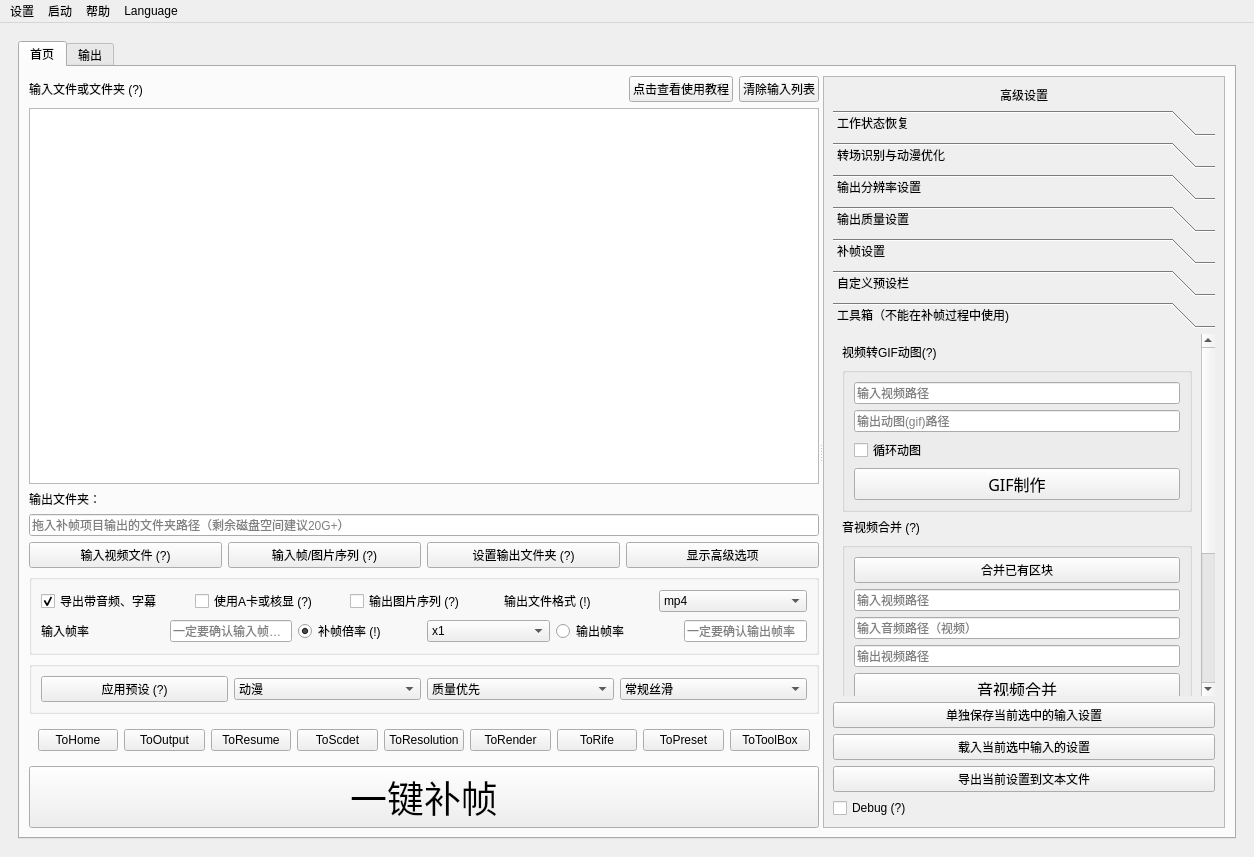
First picture: the form in Utils/SVFI_UI.ui, repository 100wman/RIFE_GUI, before the edit.
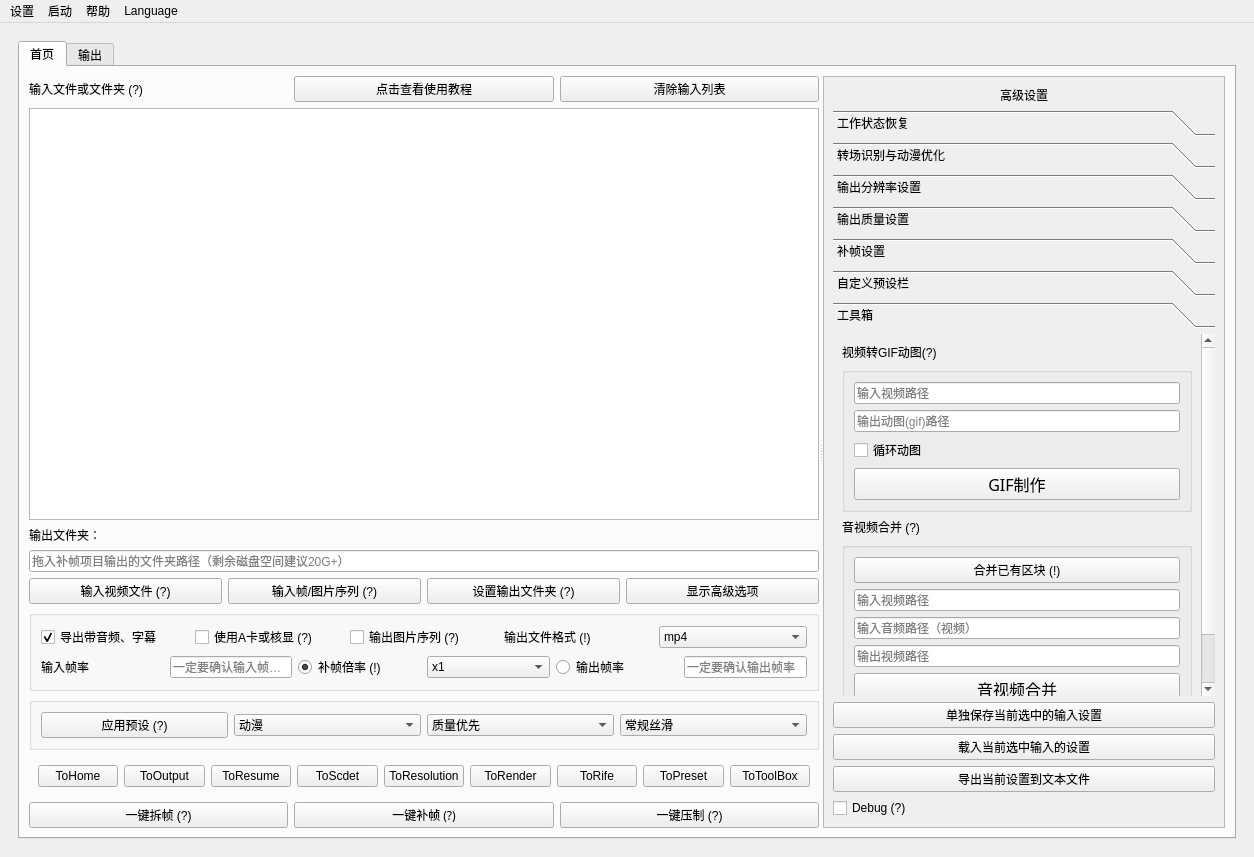
Second picture: the form after the edit. The open tabs and pages were chosen to show the change. Custom widgets are drawn as their Qt base class.

Commit message: SVFI 3.7.4-beta #3-#4     Update Log     - Update Chinese Documentation     - Update Code Structure (File - Class Distribution)     - Update UI ico, from ico8     - Add SVT Encode Module

Patch:
```diff
--- a/Utils/SVFI_UI.ui
+++ b/Utils/SVFI_UI.ui
@@ -77,7 +77,84 @@
              </property>
              <widget class="QWidget" name="InputArea" native="true">
               <layout class="QGridLayout" name="gridLayout">
-               <item row="3" column="0">
+               <item row="0" column="0">
+                <layout class="QHBoxLayout" name="horizontalLayout_7">
+                 <item>
+                  <widget class="QLabel" name="InputLabel">
+                   <property name="sizePolicy">
+                    <sizepolicy hsizetype="Preferred" vsizetype="Fixed">
+                     <horstretch>0</horstretch>
+                     <verstretch>0</verstretch>
+                    </sizepolicy>
+                   </property>
+                   <property name="toolTip">
+                    <string>&lt;html&gt;&lt;head/&gt;&lt;body&gt;&lt;p&gt;条目勾亮说明设置已保存&lt;/p&gt;&lt;p&gt;点击条目以保存设置&lt;span style=&quot; font-weight:600;&quot;&gt;（无需点勾）&lt;/span&gt;&lt;/p&gt;&lt;p&gt;&lt;span style=&quot; font-weight:600;&quot;&gt;内测/专业版支持任务队列&lt;/span&gt;&lt;/p&gt;&lt;/body&gt;&lt;/html&gt;</string>
+                   </property>
+                   <property name="text">
+                    <string>输入文件或文件夹 (?)</string>
+                   </property>
+                  </widget>
+                 </item>
+                 <item>
+                  <widget class="QPushButton" name="tutorialLinkButton">
+                   <property name="text">
+                    <string>点击查看使用教程</string>
+                   </property>
+                  </widget>
+                 </item>
+                 <item>
+                  <widget class="QPushButton" name="ClearInputButton">
+                   <property name="sizePolicy">
+                    <sizepolicy hsizetype="Preferred" vsizetype="Fixed">
+                     <horstretch>0</horstretch>
+                     <verstretch>0</verstretch>
+                    </sizepolicy>
+                   </property>
+                   <property name="text">
+                    <string>清除输入列表</string>
+                   </property>
+                  </widget>
+                 </item>
+                </layout>
+               </item>
+               <item row="1" column="0">
+                <widget class="MyListWidget" name="InputFileName">
+                 <property name="sizePolicy">
+                  <sizepolicy hsizetype="Preferred" vsizetype="Expanding">
+                   <horstretch>0</horstretch>
+                   <verstretch>0</verstretch>
+                  </sizepolicy>
+                 </property>
+                 <property name="toolTip">
+                  <string>&lt;html&gt;&lt;head/&gt;&lt;body&gt;&lt;p&gt;&lt;span style=&quot; font-weight:600;&quot;&gt;“-”&lt;/span&gt;号为删除当前任务条目（Remove）&lt;/p&gt;&lt;p&gt;&lt;span style=&quot; font-weight:600;&quot;&gt;“+”&lt;/span&gt;号为以当前任务条目为基础复制生成相同任务（Duplicate）&lt;/p&gt;&lt;/body&gt;&lt;/html&gt;</string>
+                 </property>
+                 <property name="midLineWidth">
+                  <number>-6</number>
+                 </property>
+                 <property name="sizeAdjustPolicy">
+                  <enum>QAbstractScrollArea::AdjustIgnored</enum>
+                 </property>
+                 <property name="tabKeyNavigation">
+                  <bool>true</bool>
+                 </property>
+                 <property name="dragEnabled">
+                  <bool>true</bool>
+                 </property>
+                 <property name="dragDropOverwriteMode">
+                  <bool>true</bool>
+                 </property>
+                 <property name="dragDropMode">
+                  <enum>QAbstractItemView::DragDrop</enum>
+                 </property>
+                 <property name="alternatingRowColors">
+                  <bool>false</bool>
+                 </property>
+                 <property name="viewMode">
+                  <enum>QListView::ListMode</enum>
+                 </property>
+                </widget>
+               </item>
+               <item row="2" column="0">
                 <widget class="QLabel" name="OutputLabel">
                  <property name="sizePolicy">
                   <sizepolicy hsizetype="Preferred" vsizetype="Fixed">
@@ -90,26 +167,82 @@
                  </property>
                 </widget>
                </item>
-               <item row="12" column="0">
-                <widget class="QPushButton" name="AllInOne">
+               <item row="3" column="0">
+                <widget class="MyLineWidget" name="OutputFolder">
                  <property name="sizePolicy">
-                  <sizepolicy hsizetype="Minimum" vsizetype="Fixed">
+                  <sizepolicy hsizetype="Expanding" vsizetype="Fixed">
                    <horstretch>0</horstretch>
                    <verstretch>0</verstretch>
                   </sizepolicy>
                  </property>
-                 <property name="font">
-                  <font>
-                   <family>Abril Fatface</family>
-                   <pointsize>28</pointsize>
-                  </font>
+                 <property name="dragEnabled">
+                  <bool>true</bool>
                  </property>
-                 <property name="text">
-                  <string>一键补帧</string>
+                 <property name="placeholderText">
+                  <string>拖入补帧项目输出的文件夹路径（剩余磁盘空间建议20G+）</string>
                  </property>
                 </widget>
                </item>
-               <item row="9" column="0">
+               <item row="4" column="0">
+                <layout class="QHBoxLayout" name="horizontalLayout_12">
+                 <item>
+                  <widget class="QPushButton" name="InputButton">
+                   <property name="sizePolicy">
+                    <sizepolicy hsizetype="Minimum" vsizetype="Fixed">
+                     <horstretch>0</horstretch>
+                     <verstretch>0</verstretch>
+                    </sizepolicy>
+                   </property>
+                   <property name="toolTip">
+                    <string>&lt;html&gt;&lt;head/&gt;&lt;body&gt;&lt;p&gt;（专业版支持批处理）&lt;/p&gt;&lt;/body&gt;&lt;/html&gt;</string>
+                   </property>
+                   <property name="text">
+                    <string>输入视频文件 (?)</string>
+                   </property>
+                  </widget>
+                 </item>
+                 <item>
+                  <widget class="QPushButton" name="InputDirButton">
+                   <property name="sizePolicy">
+                    <sizepolicy hsizetype="Minimum" vsizetype="Fixed">
+                     <horstretch>0</horstretch>
+                     <verstretch>0</verstretch>
+                    </sizepolicy>
+                   </property>
+                   <property name="toolTip">
+                    <string>&lt;html&gt;&lt;head/&gt;&lt;body&gt;&lt;p&gt;&lt;span style=&quot; font-weight:600;&quot;&gt;不支持交错或带有透明通道的图片&lt;/span&gt;&lt;/p&gt;&lt;p&gt;如要求输入有序，文件命名&lt;span style=&quot; font-weight:600;&quot;&gt;应等长&lt;/span&gt;，如&lt;br/&gt;input_0001.png, input_0002.png, ...&lt;/p&gt;&lt;p&gt;以下输入不保证输入有序：&lt;/p&gt;&lt;p&gt;1.png, 2.png, ..., 10.png, 11.png&lt;/p&gt;&lt;p&gt;应改为：&lt;/p&gt;&lt;p&gt;01.png, 02.png, ..., 10.png&lt;/p&gt;&lt;/body&gt;&lt;/html&gt;</string>
+                   </property>
+                   <property name="text">
+                    <string>输入帧/图片序列 (?)</string>
+                   </property>
+                  </widget>
+                 </item>
+                 <item>
+                  <widget class="QPushButton" name="OutputButton">
+                   <property name="sizePolicy">
+                    <sizepolicy hsizetype="Minimum" vsizetype="Fixed">
+                     <horstretch>0</horstretch>
+                     <verstretch>0</verstretch>
+                    </sizepolicy>
+                   </property>
+                   <property name="toolTip">
+                    <string>&lt;html&gt;&lt;head/&gt;&lt;body&gt;&lt;p&gt;当输出为图片序列，最终输出位置为指定输出文件夹&lt;span style=&quot; font-weight:600;&quot;&gt;内&lt;/span&gt;一个带有&lt;span style=&quot; font-weight:600;&quot;&gt;输入文件夹名称&lt;/span&gt;的子文件夹&lt;/p&gt;&lt;/body&gt;&lt;/html&gt;</string>
+                   </property>
+                   <property name="text">
+                    <string>设置输出文件夹 (?)</string>
+                   </property>
+                  </widget>
+                 </item>
+                 <item>
+                  <widget class="QPushButton" name="ShowAdvance">
+                   <property name="text">
+                    <string>显示高级选项</string>
+                   </property>
+                  </widget>
+                 </item>
+                </layout>
+               </item>
+               <item row="5" column="0">
                 <widget class="QGroupBox" name="groupBox">
                  <property name="title">
                   <string/>
@@ -350,153 +483,7 @@
                  </layout>
                 </widget>
                </item>
-               <item row="8" column="0">
-                <layout class="QHBoxLayout" name="horizontalLayout_12">
-                 <item>
-                  <widget class="QPushButton" name="InputButton">
-                   <property name="sizePolicy">
-                    <sizepolicy hsizetype="Minimum" vsizetype="Fixed">
-                     <horstretch>0</horstretch>
-                     <verstretch>0</verstretch>
-                    </sizepolicy>
-                   </property>
-                   <property name="toolTip">
-                    <string>&lt;html&gt;&lt;head/&gt;&lt;body&gt;&lt;p&gt;（专业版支持批处理）&lt;/p&gt;&lt;/body&gt;&lt;/html&gt;</string>
-                   </property>
-                   <property name="text">
-                    <string>输入视频文件 (?)</string>
-                   </property>
-                  </widget>
-                 </item>
-                 <item>
-                  <widget class="QPushButton" name="InputDirButton">
-                   <property name="sizePolicy">
-                    <sizepolicy hsizetype="Minimum" vsizetype="Fixed">
-                     <horstretch>0</horstretch>
-                     <verstretch>0</verstretch>
-                    </sizepolicy>
-                   </property>
-                   <property name="toolTip">
-                    <string>&lt;html&gt;&lt;head/&gt;&lt;body&gt;&lt;p&gt;&lt;span style=&quot; font-weight:600;&quot;&gt;不支持交错或带有透明通道的图片&lt;/span&gt;&lt;/p&gt;&lt;p&gt;如要求输入有序，文件命名&lt;span style=&quot; font-weight:600;&quot;&gt;应等长&lt;/span&gt;，如&lt;br/&gt;input_0001.png, input_0002.png, ...&lt;/p&gt;&lt;p&gt;以下输入不保证输入有序：&lt;/p&gt;&lt;p&gt;1.png, 2.png, ..., 10.png, 11.png&lt;/p&gt;&lt;p&gt;应改为：&lt;/p&gt;&lt;p&gt;01.png, 02.png, ..., 10.png&lt;/p&gt;&lt;/body&gt;&lt;/html&gt;</string>
-                   </property>
-                   <property name="text">
-                    <string>输入帧/图片序列 (?)</string>
-                   </property>
-                  </widget>
-                 </item>
-                 <item>
-                  <widget class="QPushButton" name="OutputButton">
-                   <property name="sizePolicy">
-                    <sizepolicy hsizetype="Minimum" vsizetype="Fixed">
-                     <horstretch>0</horstretch>
-                     <verstretch>0</verstretch>
-                    </sizepolicy>
-                   </property>
-                   <property name="toolTip">
-                    <string>&lt;html&gt;&lt;head/&gt;&lt;body&gt;&lt;p&gt;当输出为图片序列，最终输出位置为指定输出文件夹&lt;span style=&quot; font-weight:600;&quot;&gt;内&lt;/span&gt;一个带有&lt;span style=&quot; font-weight:600;&quot;&gt;输入文件夹名称&lt;/span&gt;的子文件夹&lt;/p&gt;&lt;/body&gt;&lt;/html&gt;</string>
-                   </property>
-                   <property name="text">
-                    <string>设置输出文件夹 (?)</string>
-                   </property>
-                  </widget>
-                 </item>
-                 <item>
-                  <widget class="QPushButton" name="ShowAdvance">
-                   <property name="text">
-                    <string>显示高级选项</string>
-                   </property>
-                  </widget>
-                 </item>
-                </layout>
-               </item>
-               <item row="2" column="0">
-                <widget class="MyListWidget" name="InputFileName">
-                 <property name="sizePolicy">
-                  <sizepolicy hsizetype="Preferred" vsizetype="Expanding">
-                   <horstretch>0</horstretch>
-                   <verstretch>0</verstretch>
-                  </sizepolicy>
-                 </property>
-                 <property name="toolTip">
-                  <string>&lt;html&gt;&lt;head/&gt;&lt;body&gt;&lt;p&gt;&lt;span style=&quot; font-weight:600;&quot;&gt;“-”&lt;/span&gt;号为删除当前任务条目（Remove）&lt;/p&gt;&lt;p&gt;&lt;span style=&quot; font-weight:600;&quot;&gt;“+”&lt;/span&gt;号为以当前任务条目为基础复制生成相同任务（Duplicate）&lt;/p&gt;&lt;/body&gt;&lt;/html&gt;</string>
-                 </property>
-                 <property name="midLineWidth">
-                  <number>-6</number>
-                 </property>
-                 <property name="sizeAdjustPolicy">
-                  <enum>QAbstractScrollArea::AdjustIgnored</enum>
-                 </property>
-                 <property name="tabKeyNavigation">
-                  <bool>true</bool>
-                 </property>
-                 <property name="dragEnabled">
-                  <bool>true</bool>
-                 </property>
-                 <property name="dragDropOverwriteMode">
-                  <bool>true</bool>
-                 </property>
-                 <property name="dragDropMode">
-                  <enum>QAbstractItemView::DragDrop</enum>
-                 </property>
-                 <property name="alternatingRowColors">
-                  <bool>false</bool>
-                 </property>
-                 <property name="viewMode">
-                  <enum>QListView::ListMode</enum>
-                 </property>
-                </widget>
-               </item>
-               <item row="4" column="0">
-                <widget class="MyLineWidget" name="OutputFolder">
-                 <property name="sizePolicy">
-                  <sizepolicy hsizetype="Expanding" vsizetype="Fixed">
-                   <horstretch>0</horstretch>
-                   <verstretch>0</verstretch>
-                  </sizepolicy>
-                 </property>
-                 <property name="dragEnabled">
-                  <bool>true</bool>
-                 </property>
-                 <property name="placeholderText">
-                  <string>拖入补帧项目输出的文件夹路径（剩余磁盘空间建议20G+）</string>
-                 </property>
-                </widget>
-               </item>
-               <item row="0" column="0">
-                <layout class="QHBoxLayout" name="horizontalLayout_7">
-                 <item>
-                  <widget class="QLabel" name="InputLabel">
-                   <property name="sizePolicy">
-                    <sizepolicy hsizetype="Expanding" vsizetype="Fixed">
-                     <horstretch>0</horstretch>
-                     <verstretch>0</verstretch>
-                    </sizepolicy>
-                   </property>
-                   <property name="toolTip">
-                    <string>&lt;html&gt;&lt;head/&gt;&lt;body&gt;&lt;p&gt;条目勾亮说明设置已保存&lt;/p&gt;&lt;p&gt;点击条目以保存设置&lt;span style=&quot; font-weight:600;&quot;&gt;（无需点勾）&lt;/span&gt;&lt;/p&gt;&lt;p&gt;&lt;span style=&quot; font-weight:600;&quot;&gt;内测/专业版支持任务队列&lt;/span&gt;&lt;/p&gt;&lt;/body&gt;&lt;/html&gt;</string>
-                   </property>
-                   <property name="text">
-                    <string>输入文件或文件夹 (?)</string>
-                   </property>
-                  </widget>
-                 </item>
-                 <item>
-                  <widget class="QPushButton" name="tutorialLinkButton">
-                   <property name="text">
-                    <string>点击查看使用教程</string>
-                   </property>
-                  </widget>
-                 </item>
-                 <item>
-                  <widget class="QPushButton" name="ClearInputButton">
-                   <property name="text">
-                    <string>清除输入列表</string>
-                   </property>
-                  </widget>
-                 </item>
-                </layout>
-               </item>
-               <item row="10" column="0">
+               <item row="6" column="0">
                 <widget class="QGroupBox" name="SettingsPresetGroup">
                  <property name="title">
                   <string/>
@@ -572,7 +559,7 @@
                  </layout>
                 </widget>
                </item>
-               <item row="11" column="0">
+               <item row="7" column="0">
                 <widget class="QWidget" name="ShortCutGroup" native="true">
                  <layout class="QGridLayout" name="ShortCutLayout">
                   <item row="0" column="7">
@@ -671,6 +658,49 @@
                  </layout>
                 </widget>
                </item>
+               <item row="8" column="0">
+                <layout class="QHBoxLayout" name="horizontalLayout_20">
+                 <item>
+                  <widget class="QPushButton" name="StartExtractButton">
+                   <property name="toolTip">
+                    <string>&lt;html&gt;&lt;head/&gt;&lt;body&gt;&lt;p&gt;拆帧&lt;span style=&quot; font-weight:600;&quot;&gt;选中输入&lt;/span&gt;到输出文件夹（可用于GIF拆帧）&lt;/p&gt;&lt;p&gt;请先勾选“输出图片序列”，并选择要输出的文件格式&lt;/p&gt;&lt;p&gt;&lt;span style=&quot; font-weight:600;&quot;&gt;若未勾选“输出图片序列”，输出将自动改为png图片序列&lt;/span&gt;&lt;/p&gt;&lt;/body&gt;&lt;/html&gt;</string>
+                   </property>
+                   <property name="text">
+                    <string>一键拆帧 (?)</string>
+                   </property>
+                  </widget>
+                 </item>
+                 <item>
+                  <widget class="QPushButton" name="AllInOne">
+                   <property name="sizePolicy">
+                    <sizepolicy hsizetype="Minimum" vsizetype="Fixed">
+                     <horstretch>0</horstretch>
+                     <verstretch>0</verstretch>
+                    </sizepolicy>
+                   </property>
+                   <property name="font">
+                    <font>
+                     <family>Abril Fatface</family>
+                     <pointsize>9</pointsize>
+                    </font>
+                   </property>
+                   <property name="text">
+                    <string>一键补帧 (?)</string>
+                   </property>
+                  </widget>
+                 </item>
+                 <item>
+                  <widget class="QPushButton" name="StartRenderButton">
+                   <property name="toolTip">
+                    <string>&lt;html&gt;&lt;head/&gt;&lt;body&gt;&lt;p&gt;对于专业版/内测版，设置超分选项可以对输入内容超分&lt;/p&gt;&lt;p&gt;若不开启AI超分功能，输出无超分效果。&lt;/p&gt;&lt;p&gt;压制将跳过补帧&lt;/p&gt;&lt;p&gt;&lt;span style=&quot; font-weight:600;&quot;&gt;特别注意：&lt;/span&gt;输出帧率为左栏“输入帧率”设置的数值&lt;/p&gt;&lt;/body&gt;&lt;/html&gt;</string>
+                   </property>
+                   <property name="text">
+                    <string>一键压制 (?)</string>
+                   </property>
+                  </widget>
+                 </item>
+                </layout>
+               </item>
               </layout>
              </widget>
              <widget class="QWidget" name="AdvanceArea" native="true">
@@ -2890,28 +2920,15 @@
                       <property name="geometry">
                        <rect>
                         <x>0</x>
-                        <y>-105</y>
-                        <width>365</width>
-                        <height>511</height>
+                        <y>0</y>
+                        <width>382</width>
+                        <height>406</height>
                        </rect>
                       </property>
                       <attribute name="label">
-                       <string>工具箱（不能在补帧过程中使用)</string>
+                       <string>工具箱</string>
                       </attribute>
                       <layout class="QGridLayout" name="gridLayout_7">
-                       <item row="8" column="0">
-                        <spacer name="verticalSpacer">
-                         <property name="orientation">
-                          <enum>Qt::Vertical</enum>
-                         </property>
-                         <property name="sizeHint" stdset="0">
-                          <size>
-                           <width>20</width>
-                           <height>40</height>
-                          </size>
-                         </property>
-                        </spacer>
-                       </item>
                        <item row="1" column="0">
                         <widget class="QLabel" name="GIFLabel">
                          <property name="sizePolicy">
@@ -2928,21 +2945,18 @@
                          </property>
                         </widget>
                        </item>
-                       <item row="7" column="0">
-                        <widget class="QGroupBox" name="RenderBox">
-                         <property name="title">
-                          <string/>
+                       <item row="4" column="0">
+                        <spacer name="verticalSpacer">
+                         <property name="orientation">
+                          <enum>Qt::Vertical</enum>
                          </property>
-                         <layout class="QGridLayout" name="gridLayout_34">
-                          <item row="0" column="0">
-                           <widget class="QPushButton" name="StartRenderButton">
-                            <property name="text">
-                             <string>开压</string>
-                            </property>
-                           </widget>
-                          </item>
-                         </layout>
-                        </widget>
+                         <property name="sizeHint" stdset="0">
+                          <size>
+                           <width>20</width>
+                           <height>40</height>
+                          </size>
+                         </property>
+                        </spacer>
                        </item>
                        <item row="2" column="0">
                         <layout class="QGridLayout" name="gridLayout_16">
@@ -3031,7 +3045,7 @@
                                </sizepolicy>
                               </property>
                               <property name="text">
-                               <string>合并已有区块</string>
+                               <string>合并已有区块 (!)</string>
                               </property>
                              </widget>
                             </item>
@@ -3137,45 +3151,6 @@
                          </item>
                         </layout>
                        </item>
-                       <item row="3" column="0">
-                        <widget class="QLabel" name="ExtractLabel">
-                         <property name="toolTip">
-                          <string>&lt;html&gt;&lt;head/&gt;&lt;body&gt;&lt;p&gt;拆帧&lt;span style=&quot; font-weight:600;&quot;&gt;选中输入&lt;/span&gt;到输出文件夹（可用于GIF拆帧）&lt;span style=&quot; font-weight:600;&quot;&gt;（请先勾选“输出图片序列”）&lt;/span&gt;&lt;/p&gt;&lt;p&gt;&lt;br/&gt;&lt;/p&gt;&lt;p&gt;&lt;span style=&quot; font-weight:600;&quot;&gt;仅供专业版/内测版&lt;/span&gt;&lt;/p&gt;&lt;/body&gt;&lt;/html&gt;</string>
-                         </property>
-                         <property name="text">
-                          <string>&lt;html&gt;&lt;head/&gt;&lt;body&gt;&lt;p&gt;拆帧&lt;span style=&quot; font-weight:600;&quot;&gt;选中输入&lt;/span&gt;到输出文件夹 (?)&lt;/p&gt;&lt;/body&gt;&lt;/html&gt;</string>
-                         </property>
-                        </widget>
-                       </item>
-                       <item row="6" column="0">
-                        <widget class="QLabel" name="label">
-                         <property name="toolTip">
-                          <string>&lt;html&gt;&lt;head/&gt;&lt;body&gt;&lt;p&gt;对于专业版/内测版，设置超分选项可以对输入内容超分&lt;/p&gt;&lt;p&gt;若不开启AI超分功能，输出无超分效果。&lt;/p&gt;&lt;p&gt;&lt;span style=&quot; font-weight:600;&quot;&gt;特别注意：&lt;/span&gt;输出帧率为左栏“输出帧率”设置的数值&lt;/p&gt;&lt;p&gt;&lt;span style=&quot; font-weight:600;&quot;&gt;仅供专业版/内测版&lt;/span&gt;&lt;/p&gt;&lt;/body&gt;&lt;/html&gt;</string>
-                         </property>
-                         <property name="text">
-                          <string>&lt;html&gt;&lt;head/&gt;&lt;body&gt;&lt;p&gt;对选中输入跳过补帧&lt;span style=&quot; font-weight:600;&quot;&gt;压制&lt;/span&gt; (?)&lt;/p&gt;&lt;/body&gt;&lt;/html&gt;</string>
-                         </property>
-                        </widget>
-                       </item>
-                       <item row="4" column="0">
-                        <widget class="QGroupBox" name="ExtractBox">
-                         <property name="title">
-                          <string/>
-                         </property>
-                         <layout class="QGridLayout" name="gridLayout_23">
-                          <item row="0" column="0">
-                           <widget class="QPushButton" name="StartExtractButton">
-                            <property name="toolTip">
-                             <string>&lt;html&gt;&lt;head/&gt;&lt;body&gt;&lt;p&gt;请先在左侧基础设置栏勾选“输出图片序列”并选择要导出的文件格式（如png）&lt;/p&gt;&lt;/body&gt;&lt;/html&gt;</string>
-                            </property>
-                            <property name="text">
-                             <string>开拆</string>
-                            </property>
-                           </widget>
-                          </item>
-                         </layout>
-                        </widget>
-                       </item>
                       </layout>
                      </widget>
                     </widget>
```
Left out of the diff: 35 changed lines with no effect on the pictures. The commit also changes 28 other files.
